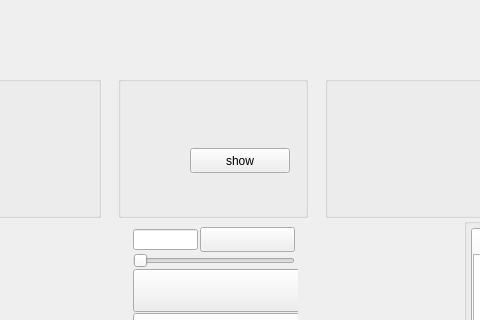
The window that src/gui/qt/gametable.ui (pokerth/pokerth) describes before a commit, drawn with Qt 5; both pictures show x 298 to 778 and y 191 to 511 of the 1024 by 600 pixel window.
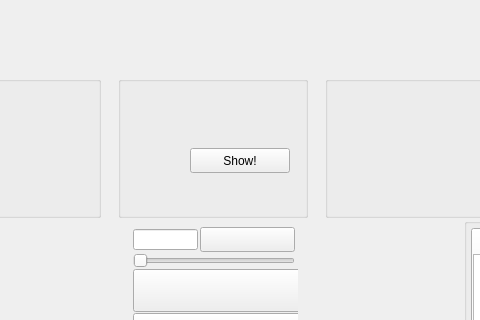
The same window after the commit. Icons and pictures are not drawn. Custom widgets are drawn as their Qt base class.

Commit message: adds F5 key indikator for show-my-cards-button

Diff of the .ui file:
```diff
--- a/src/gui/qt/gametable.ui
+++ b/src/gui/qt/gametable.ui
@@ -2460,7 +2460,7 @@
           </rect>
          </property>
          <property name="text">
-          <string>show</string>
+          <string notr="true">Show!</string>
          </property>
         </widget>
        </widget>
```
The commit also changes 2 other files.
